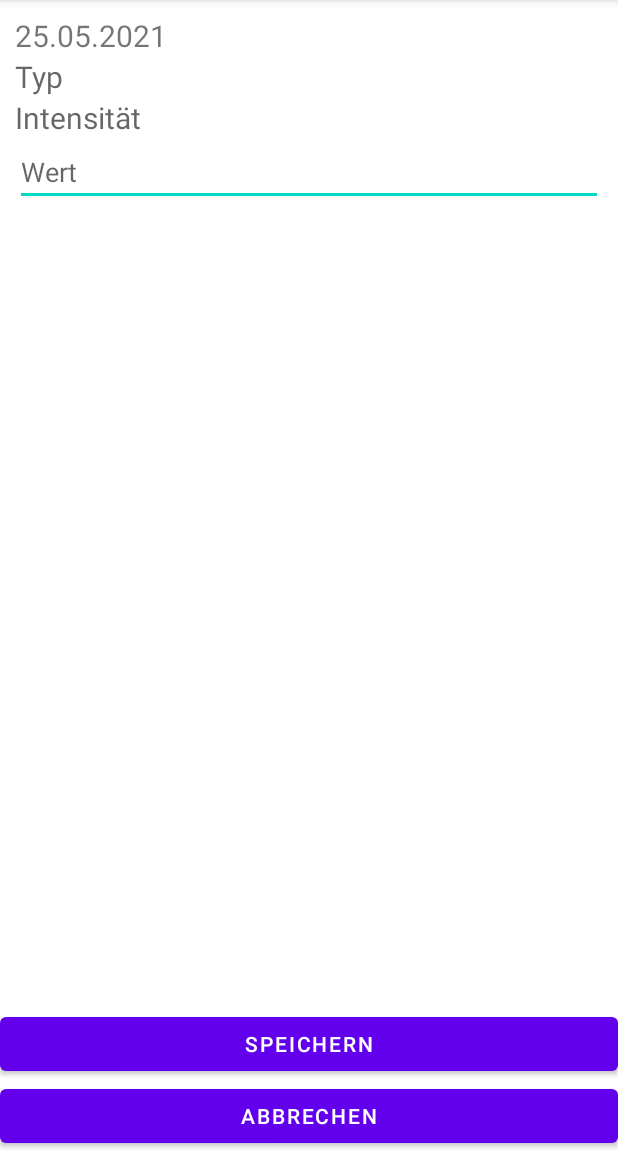
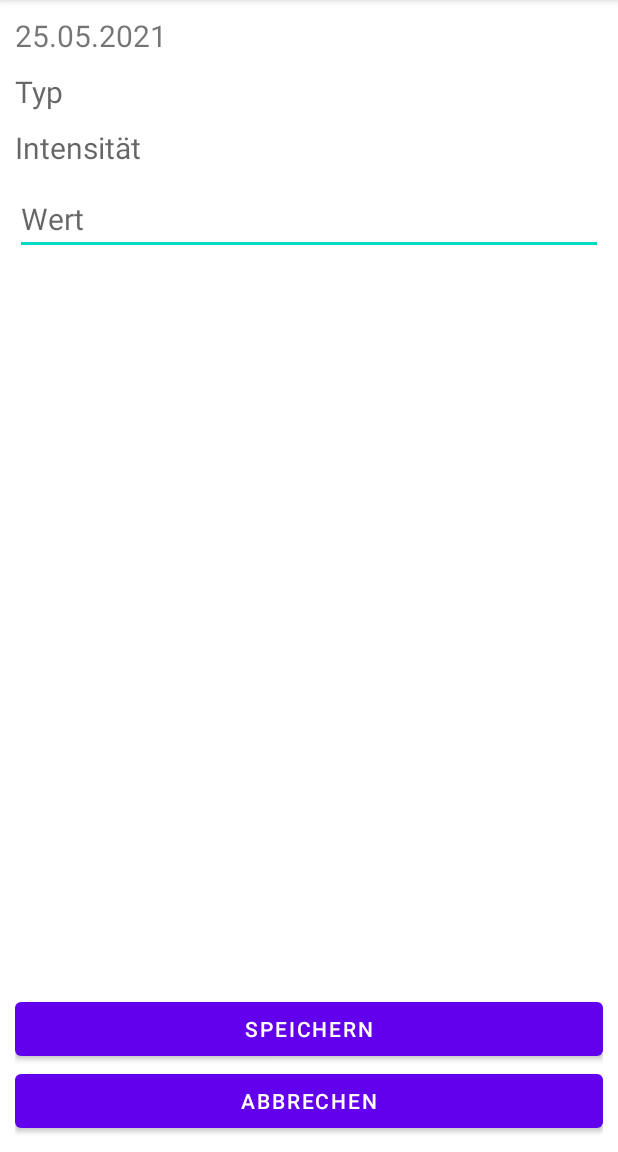
Before and after one commit to jogger-joe/grasp, an Android app: the screen it shows after launch (EditActivity), after a tap on "hinzufügen", on a phone screen of 412 x 824 dp, the part 84-1236 px from its top. Run offline under Robolectric (Android 15) with nearby library versions, the phone set to English and light mode, and no system bars; our stand-ins replace Room's generated code.

Commit message:
filtering added

```diff
--- a/app/src/main/java/net/usemyskills/grasp/adapter/DataRecyclerViewAdapter.java
+++ b/app/src/main/java/net/usemyskills/grasp/adapter/DataRecyclerViewAdapter.java
@@ -2,25 +2,31 @@ package net.usemyskills.grasp.adapter;
 
 import androidx.recyclerview.widget.RecyclerView;
 
+import android.util.Log;
 import android.view.LayoutInflater;
 import android.view.ViewGroup;
+import android.widget.Filter;
+import android.widget.Filterable;
 import android.widget.TextView;
 
 import net.usemyskills.grasp.databinding.FragmentListItemBinding;
 import net.usemyskills.grasp.persistence.entity.DataContainer;
 
+import java.util.ArrayList;
 import java.util.List;
 
-public class DataRecyclerViewAdapter extends RecyclerView.Adapter<DataRecyclerViewAdapter.ViewHolder> {
+public class DataRecyclerViewAdapter extends RecyclerView.Adapter<DataRecyclerViewAdapter.ViewHolder> implements Filterable {
 
-    private List<DataContainer> mValues;
+    private List<DataContainer> filteredItems;
+    private List<DataContainer> allItems;
 
     public DataRecyclerViewAdapter(List<DataContainer> values) {
-        this.mValues = values;
+        this.setValues(values);
     }
 
     public void setValues(List<DataContainer> values) {
-        this.mValues = values;
+        this.filteredItems = values;
+        this.allItems = new ArrayList<>(values);
         this.notifyDataSetChanged();
     }
 
@@ -33,17 +39,48 @@ public class DataRecyclerViewAdapter extends RecyclerView.Adapter<DataRecyclerVi
 
     @Override
     public void onBindViewHolder(final ViewHolder holder, int position) {
-        DataContainer item = mValues.get(position);
-        holder.mItem = item;
-        holder.mDateView.setText(item.getDateString());
-        holder.mTagsView.setText(item.getTypeName() + " " + item.getTagName());
-        holder.mValueView.setText(String.valueOf(item.getValue()));
+        DataContainer item = filteredItems.get(position);
+        holder.bind(item);
     }
 
     @Override
     public int getItemCount() {
-        return mValues.size();
+        return filteredItems.size();
     }
+
+    @Override
+    public Filter getFilter() {
+        return this.dataFilter;
+    }
+
+    private final Filter dataFilter = new Filter() {
+        @Override
+        protected Filter.FilterResults performFiltering(CharSequence constraint) {
+            List<DataContainer> filteredList = new ArrayList<>();
+            if (constraint == null || constraint.length() == 0) {
+                filteredList.addAll(allItems);
+            } else {
+                String filterPattern = constraint.toString().toLowerCase().trim();
+
+                for (DataContainer item : allItems) {
+                    if (item.getTagName().toLowerCase().contains(filterPattern) || item.getTypeName().toLowerCase().contains(filterPattern)) {
+                        filteredList.add(item);
+                    }
+                }
+            }
+            Filter.FilterResults results = new Filter.FilterResults();
+            results.values = filteredList;
+
+            return results;
+        }
+
+        @Override
+        protected void publishResults(CharSequence constraint, Filter.FilterResults results) {
+            filteredItems.clear();
+            filteredItems.addAll((List)results.values);
+            notifyDataSetChanged();
+        }
+    };
 
     public class ViewHolder extends RecyclerView.ViewHolder {
         public final TextView mDateView;
@@ -57,5 +94,12 @@ public class DataRecyclerViewAdapter extends RecyclerView.Adapter<DataRecyclerVi
             mTagsView = binding.tagsView;
             mValueView = binding.valueView;
         }
+
+        public void bind(DataContainer item) {
+            this.mItem = item;
+            this.mDateView.setText(item.getDateString());
+            this.mTagsView.setText(item.getTypeName() + " " + item.getTagName());
+            this.mValueView.setText(String.valueOf(item.getValue()));
+        }
     }
 }
--- a/app/src/main/java/net/usemyskills/grasp/adapter/SelectableRecyclerViewAdapter.java
+++ b/app/src/main/java/net/usemyskills/grasp/adapter/SelectableRecyclerViewAdapter.java
@@ -5,6 +5,7 @@ import android.view.View;
 import android.view.ViewGroup;
 import android.widget.TextView;
 
+import androidx.lifecycle.MutableLiveData;
 import androidx.recyclerview.widget.RecyclerView;
 
 import net.usemyskills.grasp.databinding.FragmentSelectableListItemBinding;
@@ -15,15 +16,16 @@ import java.util.List;
 public class SelectableRecyclerViewAdapter<T extends Selectable> extends RecyclerView.Adapter<SelectableRecyclerViewAdapter<T>.ViewHolder> {
     private List<T> mValues;
     private final OnClickSelectableListener<T> onClickSelectableListener;
-    private T selectedTag;
+    private final MutableLiveData<T> selectedElement;
 
     public SelectableRecyclerViewAdapter(List<T> values) {
         this.mValues = values;
-        this.onClickSelectableListener = tag -> selectedTag = tag;
+        this.selectedElement = new MutableLiveData<>();
+        this.onClickSelectableListener = this.selectedElement::setValue;
     }
 
-    public T getSelectedTag() {
-        return selectedTag;
+    public MutableLiveData<T> getSelectedElement() {
+        return this.selectedElement;
     }
 
     public void setValues(List<T> values) {
--- a/app/src/main/java/net/usemyskills/grasp/view/ListActivity.java
+++ b/app/src/main/java/net/usemyskills/grasp/view/ListActivity.java
@@ -5,6 +5,11 @@ import androidx.lifecycle.ViewModelProvider;
 
 import android.content.Intent;
 import android.os.Bundle;
+import android.view.Menu;
+import android.view.MenuInflater;
+import android.view.MenuItem;
+import android.view.inputmethod.EditorInfo;
+import android.widget.SearchView;
 import android.widget.Toast;
 
 import com.google.android.material.floatingactionbutton.FloatingActionButton;
@@ -37,6 +42,20 @@ public class ListActivity extends AppCompatActivity {
 
     }
 
+    @Override
+    public boolean onCreateOptionsMenu(Menu menu) {
+        MenuInflater inflater = getMenuInflater();
+        inflater.inflate(R.menu.list_menu, menu);
+
+        MenuItem searchItem = menu.findItem(R.id.action_search);
+        SearchView searchView = (SearchView) searchItem.getActionView();
+
+        searchView.setImeOptions(EditorInfo.IME_ACTION_DONE);
+
+        searchView.setOnQueryTextListener(this.listFragment);
+        return true;
+    }
+
     public void onActivityResult(int requestCode, int resultCode, Intent data) {
         super.onActivityResult(requestCode, resultCode, data);
         try {
--- a/app/src/main/java/net/usemyskills/grasp/view/ListFragment.java
+++ b/app/src/main/java/net/usemyskills/grasp/view/ListFragment.java
@@ -13,6 +13,7 @@ import androidx.recyclerview.widget.RecyclerView;
 import android.view.LayoutInflater;
 import android.view.View;
 import android.view.ViewGroup;
+import android.widget.SearchView;
 
 import net.usemyskills.grasp.R;
 import net.usemyskills.grasp.adapter.DataRecyclerViewAdapter;
@@ -21,14 +22,16 @@ import net.usemyskills.grasp.viewmodel.DataViewModel;
 
 import java.util.ArrayList;
 
-public class ListFragment extends Fragment {
+public class ListFragment extends Fragment implements SearchView.OnQueryTextListener {
 
     private static final String ARG_COLUMN_COUNT = "column-count";
     private int mColumnCount = 1;
     private final DataViewModel viewModel;
+    private final DataRecyclerViewAdapter adapter;
 
     public ListFragment(ViewModelProvider viewModelProvider) {
         this.viewModel = viewModelProvider.get(DataViewModel.class);
+        this.adapter = new DataRecyclerViewAdapter(new ArrayList<>());
     }
 
     public static ListFragment newInstance(ViewModelProvider viewModelProvider, int columnCount) {
@@ -62,10 +65,8 @@ public class ListFragment extends Fragment {
                 recyclerView.setLayoutManager(new GridLayoutManager(context, mColumnCount));
             }
 
-            DataRecyclerViewAdapter adapter = new DataRecyclerViewAdapter(new ArrayList<>());
-            recyclerView.setAdapter(adapter);
-
-            viewModel.getAll().observe(this, adapter::setValues);
+            recyclerView.setAdapter(this.adapter);
+            viewModel.getAll().observe(this, this.adapter::setValues);
         }
         return view;
     }
@@ -74,4 +75,15 @@ public class ListFragment extends Fragment {
         DataDto dataDto = data.getParcelableExtra(EditActivity.DATA_REPLY);
         this.viewModel.insert(dataDto);
     }
+
+    @Override
+    public boolean onQueryTextSubmit(String query) {
+        return false;
+    }
+
+    @Override
+    public boolean onQueryTextChange(String newText) {
+        this.adapter.getFilter().filter(newText);
+        return false;
+    }
 }
--- a/app/src/main/java/net/usemyskills/grasp/view/SelectDialogFragment.java
+++ b/app/src/main/java/net/usemyskills/grasp/view/SelectDialogFragment.java
@@ -2,8 +2,8 @@ package net.usemyskills.grasp.view;
 
 import android.app.AlertDialog;
 import android.app.Dialog;
-import android.content.DialogInterface;
 import android.os.Bundle;
+
 import androidx.fragment.app.DialogFragment;
 import androidx.lifecycle.MutableLiveData;
 import androidx.recyclerview.widget.LinearLayoutManager;
@@ -14,14 +14,11 @@ import net.usemyskills.grasp.model.Selectable;
 
 
 public class SelectDialogFragment<T extends Selectable> extends DialogFragment {
-    private final MutableLiveData<T> selectedElement;
-    private final RecyclerView.Adapter recyclerViewAdapter;
+    private final SelectableRecyclerViewAdapter<T> selectableRecyclerViewAdapter;
 
-    public SelectDialogFragment(RecyclerView.Adapter recyclerViewAdapter) {
-        this.recyclerViewAdapter = recyclerViewAdapter;
-        this.selectedElement = new MutableLiveData<>();
+    public SelectDialogFragment(SelectableRecyclerViewAdapter<T> selectableRecyclerViewAdapter) {
+        this.selectableRecyclerViewAdapter = selectableRecyclerViewAdapter;
     }
-
 
     @Override
     public void onCreate(Bundle savedInstanceState) {
@@ -32,23 +29,18 @@ public class SelectDialogFragment<T extends Selectable> extends DialogFragment {
     public Dialog onCreateDialog(Bundle savedInstanceState) {
         RecyclerView mRecyclerView = new RecyclerView(getContext());
         mRecyclerView.setLayoutManager(new LinearLayoutManager(getContext()));
-        mRecyclerView.setAdapter(this.recyclerViewAdapter);
+        mRecyclerView.setAdapter(this.selectableRecyclerViewAdapter);
 
-        return new AlertDialog.Builder(getActivity())
-                .setTitle("choose")
+        AlertDialog selectDialog = new AlertDialog.Builder(getActivity())
                 .setView(mRecyclerView)
-                .setPositiveButton(android.R.string.ok,
-                        new DialogInterface.OnClickListener() {
-                            public void onClick(DialogInterface dialog, int whichButton) {
-                                if (recyclerViewAdapter instanceof SelectableRecyclerViewAdapter) {
-                                    selectedElement.setValue(((SelectableRecyclerViewAdapter<T>) recyclerViewAdapter).getSelectedTag());
-                                }
-                            }
-                        }
+                .setPositiveButton(android.R.string.cancel,
+                        (dialog, whichButton) -> dialog.dismiss()
                 ).create();
+        this.selectableRecyclerViewAdapter.getSelectedElement().observe(this, selectedElement -> this.dismiss());
+        return selectDialog;
     }
 
     public MutableLiveData<T> getSelectedElement() {
-        return selectedElement;
+        return this.selectableRecyclerViewAdapter.getSelectedElement();
     }
 }
--- /dev/null
+++ b/app/src/main/res/drawable/ic_search.xml
@@ -0,0 +1,10 @@
+<vector xmlns:android="http://schemas.android.com/apk/res/android"
+    android:width="24dp"
+    android:height="24dp"
+    android:tint="#FFFFFF"
+    android:viewportWidth="24"
+    android:viewportHeight="24">
+  <path
+      android:fillColor="@android:color/white"
+      android:pathData="M15.5,14h-0.79l-0.28,-0.27C15.41,12.59 16,11.11 16,9.5 16,5.91 13.09,3 9.5,3S3,5.91 3,9.5 5.91,16 9.5,16c1.61,0 3.09,-0.59 4.23,-1.57l0.27,0.28v0.79l5,4.99L20.49,19l-4.99,-5zM9.5,14C7.01,14 5,11.99 5,9.5S7.01,5 9.5,5 14,7.01 14,9.5 11.99,14 9.5,14z"/>
+</vector>
--- a/app/src/main/res/layout/activity_edit.xml
+++ b/app/src/main/res/layout/activity_edit.xml
@@ -9,6 +9,7 @@
     <LinearLayout
         android:layout_width="match_parent"
         android:layout_height="match_parent"
+        android:layout_margin="@dimen/big_padding"
         android:orientation="vertical">
         <FrameLayout
             android:id="@+id/edit_container"
--- a/app/src/main/res/layout/fragment_edit.xml
+++ b/app/src/main/res/layout/fragment_edit.xml
@@ -1,36 +1,40 @@
 <LinearLayout xmlns:android="http://schemas.android.com/apk/res/android"
     android:layout_width="match_parent"
     android:layout_height="match_parent"
-    android:layout_margin="@dimen/big_padding"
     android:orientation="vertical">
 
     <TextView
         android:layout_width="match_parent"
         android:layout_height="wrap_content"
         android:layout_gravity="center"
-        android:textSize="20sp"
+        android:layout_marginBottom="@dimen/big_padding"
+        android:textSize="@dimen/big_font"
         android:id="@+id/date" />
 
     <TextView
         android:hint="@string/type"
         android:id="@+id/type"
-        android:textSize="20sp"
+        android:textSize="@dimen/big_font"
+        android:layout_marginBottom="@dimen/big_padding"
         android:layout_width="match_parent"
         android:layout_height="wrap_content" />
 
     <TextView
         android:hint="@string/tag"
         android:id="@+id/tag"
-        android:textSize="20sp"
+        android:textSize="@dimen/big_font"
+        android:layout_marginBottom="@dimen/big_padding"
         android:layout_width="match_parent"
         android:layout_height="wrap_content" />
 
     <EditText
         android:hint="@string/value"
         android:id="@+id/value"
+        android:layout_marginBottom="@dimen/big_padding"
         android:layout_width="match_parent"
         android:layout_height="wrap_content"
         android:autofillHints=""
+        android:textSize="@dimen/big_font"
         android:inputType="numberDecimal" />
 
 </LinearLayout>
--- a/app/src/main/res/layout/fragment_list_item.xml
+++ b/app/src/main/res/layout/fragment_list_item.xml
@@ -7,19 +7,22 @@
     <TextView
         android:id="@+id/dateView"
         android:layout_margin="@dimen/big_padding"
+        android:textSize="@dimen/list_font"
         android:layout_width="wrap_content"
         android:layout_height="match_parent" />
 
     <TextView
         android:id="@+id/tagsView"
         android:layout_margin="@dimen/big_padding"
+        android:textSize="@dimen/list_font"
         android:layout_width="wrap_content"
         android:layout_height="match_parent" />
 
     <TextView
         android:id="@+id/valueView"
         android:layout_margin="@dimen/big_padding"
-        android:gravity="right"
+        android:textSize="@dimen/list_font"
+        android:gravity="end"
         android:layout_width="match_parent"
         android:layout_height="match_parent" />
 </LinearLayout>
--- a/app/src/main/res/layout/fragment_selectable_list_item.xml
+++ b/app/src/main/res/layout/fragment_selectable_list_item.xml
@@ -7,6 +7,7 @@
     <TextView
         android:id="@+id/labelView"
         android:layout_margin="@dimen/big_padding"
+        android:textSize="@dimen/select_font"
         android:layout_width="wrap_content"
         android:layout_height="match_parent" />
 </LinearLayout>
--- /dev/null
+++ b/app/src/main/res/menu/list_menu.xml
@@ -0,0 +1,11 @@
+<?xml version="1.0" encoding="utf-8"?>
+<menu xmlns:android="http://schemas.android.com/apk/res/android"
+    xmlns:app="http://schemas.android.com/apk/res-auto">
+    <item
+        android:id="@+id/action_search"
+        android:icon="@drawable/ic_search"
+        android:title="@string/search"
+        app:actionViewClass="android.widget.SearchView"
+        app:showAsAction="ifRoom|collapseActionView" />
+
+</menu>
--- a/app/src/main/res/values/dimens.xml
+++ b/app/src/main/res/values/dimens.xml
@@ -2,4 +2,7 @@
 <resources>
     <dimen name="big_padding">10dp</dimen>
     <dimen name="text_margin">16dp</dimen>
+    <dimen name="big_font">20sp</dimen>
+    <dimen name="list_font">16sp</dimen>
+    <dimen name="select_font">14sp</dimen>
 </resources>
--- a/app/src/main/res/values/strings.xml
+++ b/app/src/main/res/values/strings.xml
@@ -8,4 +8,5 @@
     <string name="tag">Intensität</string>
     <string name="value">Wert</string>
     <string name="button_cancel">abbrechen</string>
+    <string name="search">Suche</string>
 </resources>
```
